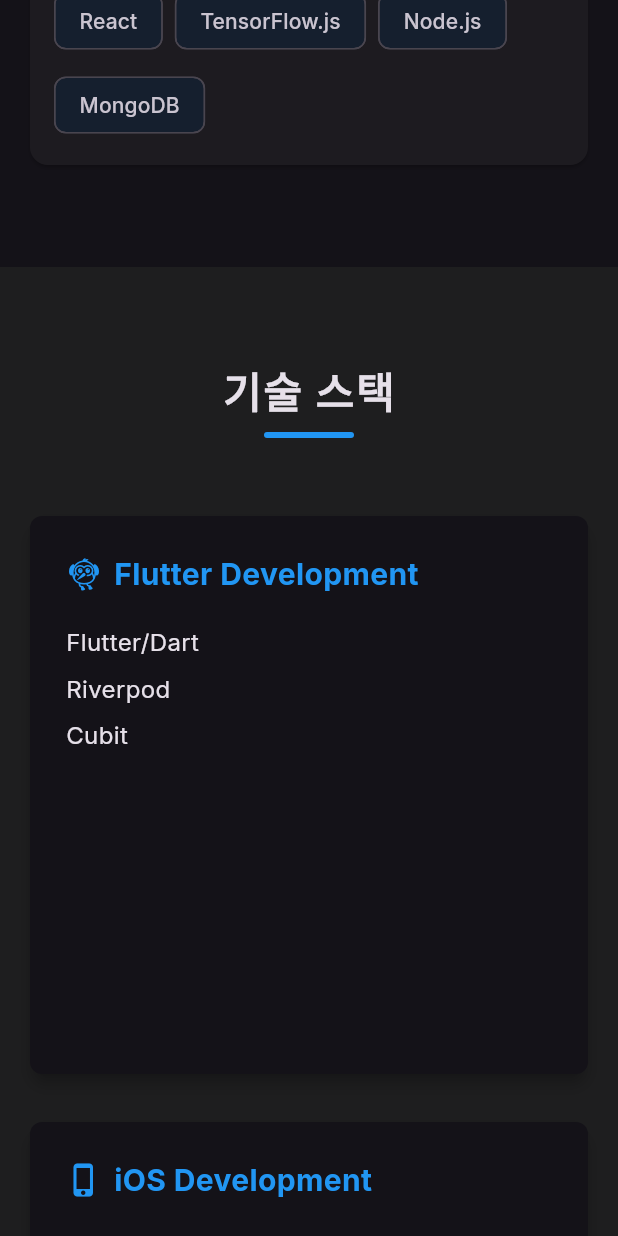
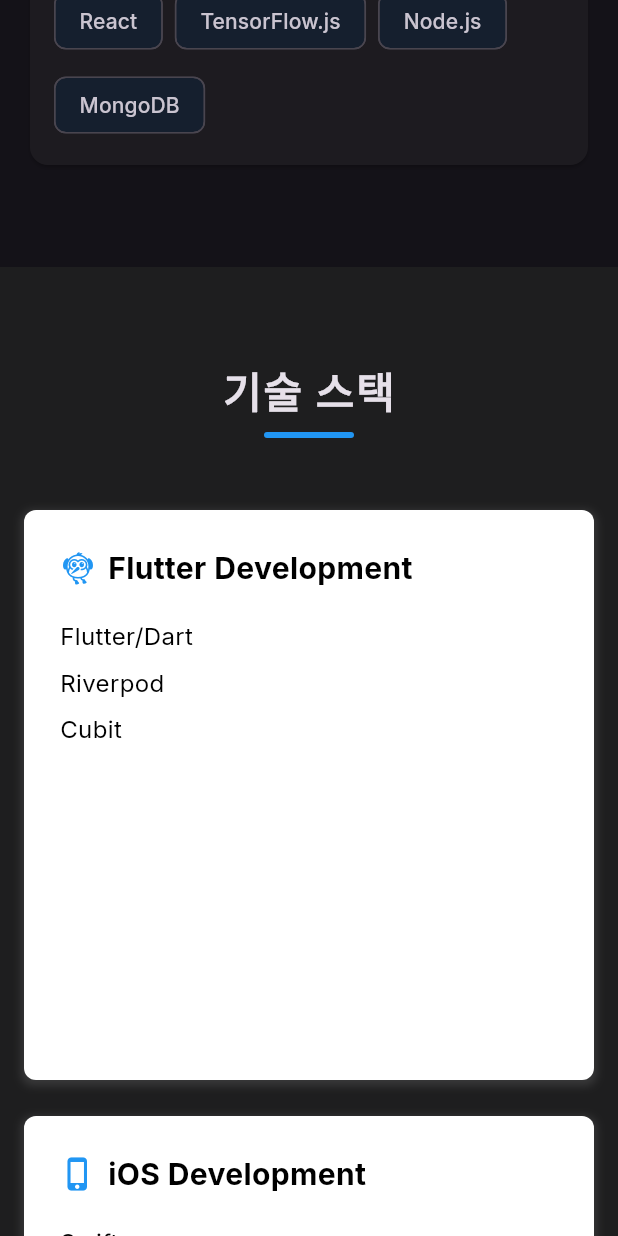
Before and after one commit to devpark435/portfolio_flutter_web, a Flutter app: the screen it shows after launch, scrolled down 2880 dp, on a phone screen of 412 x 824 dp. Run offline on Flutter 3.47's test engine with Material 3 defaults, Android fonts, the phone set to English and light mode, and no system bars; our stand-ins replace animated_text_kit, flutter_riverpod, go_router, google_fonts, shared_preferences.

Commit message:
fix - Refactor skill cards for better web compatibility

```diff
--- a/lib/presentation/screens/home/sections/skills_section.dart
+++ b/lib/presentation/screens/home/sections/skills_section.dart
@@ -101,34 +101,40 @@ class SkillsSection extends ConsumerWidget {
         Theme.of(context).textTheme.bodyLarge?.color ?? Colors.black;
     final primaryColor = Theme.of(context).primaryColor;
 
-    return Card(
-      elevation: 4,
-      color: backgroundColor,
+    return Material(
+      color: Colors.transparent,
       child: Container(
-        constraints: const BoxConstraints(minHeight: 100),
         decoration: BoxDecoration(
-          color: backgroundColor,
+          color: Colors.white,
           borderRadius: BorderRadius.circular(8),
+          boxShadow: [
+            BoxShadow(
+              color: Colors.grey.withOpacity(0.2),
+              spreadRadius: 2,
+              blurRadius: 4,
+              offset: const Offset(0, 2),
+            ),
+          ],
         ),
         child: Padding(
           padding: const EdgeInsets.all(24),
           child: Column(
             crossAxisAlignment: CrossAxisAlignment.start,
+            mainAxisSize: MainAxisSize.min,
             children: [
-              Wrap(
-                crossAxisAlignment: WrapCrossAlignment.center,
-                spacing: 8,
+              Row(
                 children: [
                   Icon(
                     getTitleIcon(),
-                    color: primaryColor,
+                    color: Colors.blue,
                     size: 24,
                   ),
-                  Flexible(
+                  const SizedBox(width: 8),
+                  Expanded(
                     child: Text(
                       title,
-                      style: TextStyle(
-                        color: primaryColor,
+                      style: const TextStyle(
+                        color: Colors.black,
                         fontSize: 20,
                         fontWeight: FontWeight.bold,
                       ),
@@ -141,8 +147,8 @@ class SkillsSection extends ConsumerWidget {
                     padding: const EdgeInsets.symmetric(vertical: 4),
                     child: Text(
                       skill,
-                      style: TextStyle(
-                        color: textColor,
+                      style: const TextStyle(
+                        color: Colors.black,
                         fontSize: 16,
                       ),
                     ),
```
Also changed, not shown: 1 other file.
